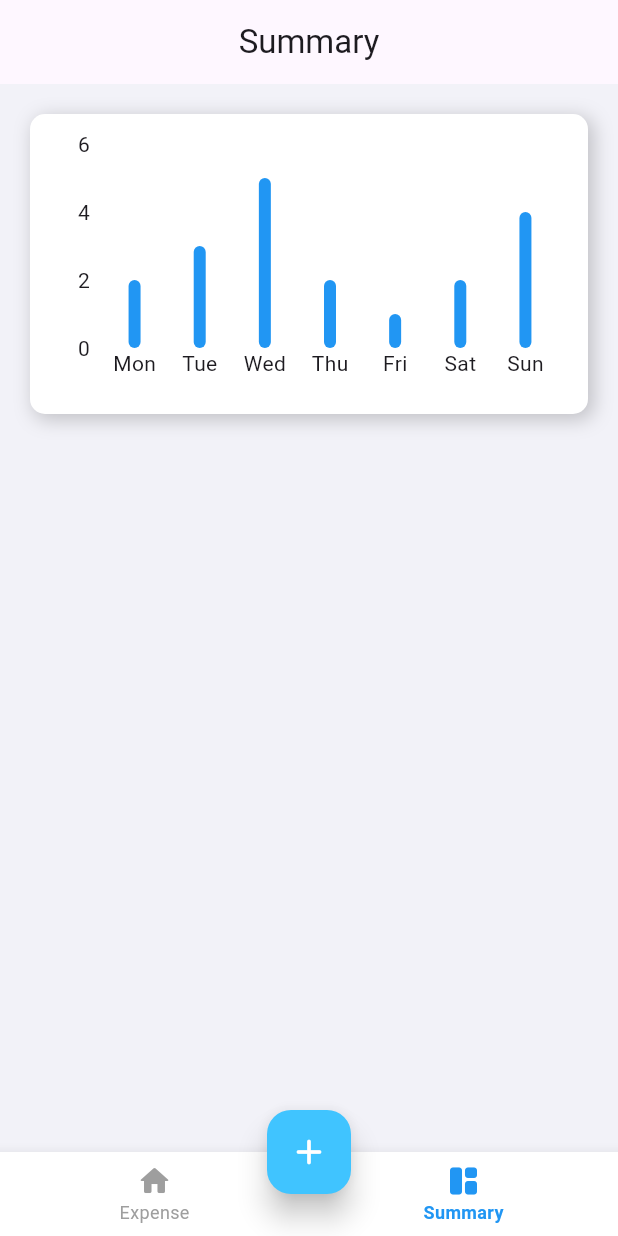
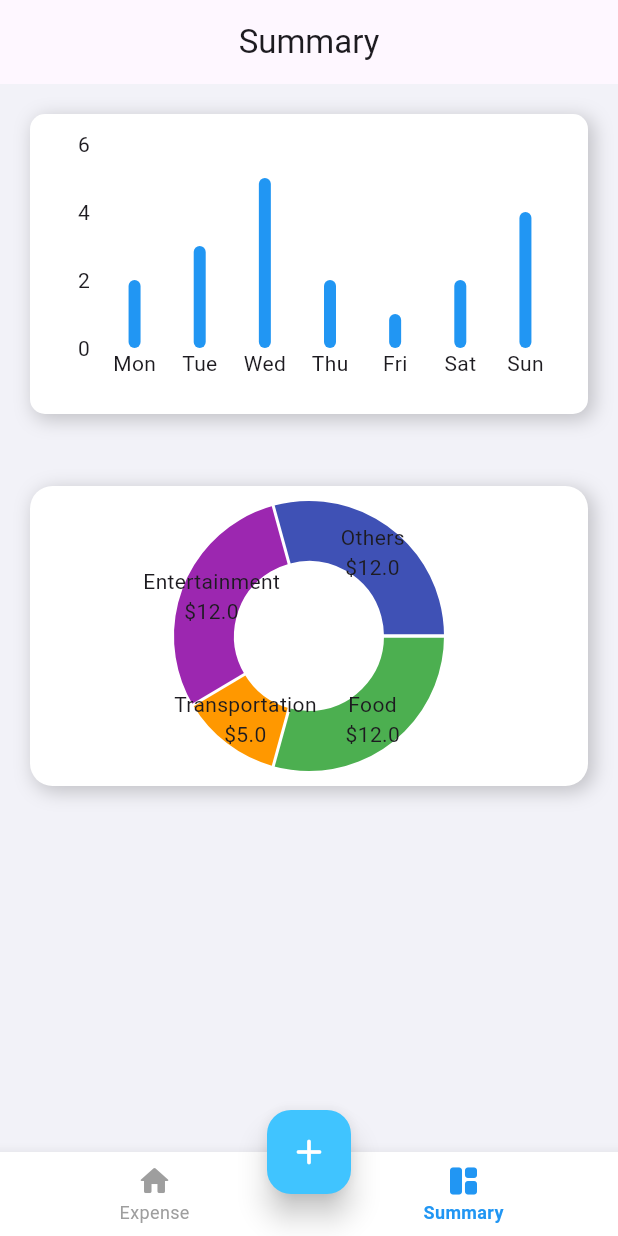
Before and after one commit to Sovandaa/Flutter-ExpenseTrackerApp, a Flutter app: the screen it shows after launch, item 2 of the bottom bar chosen, on a phone screen of 412 x 824 dp. Run offline on Flutter 3.47's test engine with Material 3 defaults, Android fonts, the phone set to English and light mode, and no system bars; drawn by our look-alikes of fl_chart.

Commit message:
update summary and model

```diff
--- a/lib/models/expense.dart
+++ b/lib/models/expense.dart
@@ -1,4 +1,5 @@
 import 'package:expense_app/models/category.dart';
+import 'package:fl_chart/fl_chart.dart';
 // import 'package:uuid/uuid.dart';
 // const uuid = Uuid();
 
@@ -43,8 +44,13 @@ class ExpenseList {
     expenses.removeWhere((expense) => expense.id == id);
   }
 
+  void clear() {
+    expenses.clear();
+  }
+
   void updateExpense(Expense updatedExpense) {
-    int index = expenses.indexWhere((expense) => expense.id == updatedExpense.id);
+    int index =
+        expenses.indexWhere((expense) => expense.id == updatedExpense.id);
     if (index != -1) {
       expenses[index] = updatedExpense;
     }
@@ -66,7 +72,30 @@ class ExpenseList {
     return weeklyExpenses;
   }
 
-  void clear() {
-    expenses.clear();
+  List<PieChartExpenseData> calculatePieChartData() {
+    List<PieChartExpenseData> pieData = [];
+
+    // loop in all categories to get total amount of each
+    for (Category category in Category.values) {
+      double totalAmount = 0;
+      for (Expense expense in expenses) {
+        if (expense.category == category) {
+          totalAmount += expense.amount;
+        }
+      }
+
+      if (totalAmount > 0) {
+        pieData.add(PieChartExpenseData(category: category, totalAmount: totalAmount));
+      }
+    }
+
+    return pieData;
   }
 }
+
+class PieChartExpenseData {
+  final Category category;
+  final double totalAmount;
+
+  PieChartExpenseData({required this.category, required this.totalAmount});
+}
--- a/lib/screens/HomeExpenseScreen/expenses_item.dart
+++ b/lib/screens/HomeExpenseScreen/expenses_item.dart
@@ -85,6 +85,7 @@ class ExpenseItem extends StatelessWidget {
           child: SizedBox(
             height: 70,
             child: Card(
+              color: Colors.white,
               shape: RoundedRectangleBorder(
                 borderRadius: BorderRadius.circular(10),
               ),
--- a/lib/screens/MainScreen/main_screen.dart
+++ b/lib/screens/MainScreen/main_screen.dart
@@ -15,7 +15,7 @@ class MainScreen extends StatefulWidget {
 
 class _MainScreenState extends State<MainScreen> {
   int _currentIndex = 0;
-  List<Expense> expenses = List.from(expensesData); // Copy the initial data
+  List<Expense> expenses = List.from(expensesData); // pass the initial data
 
   late List<Widget> _screens;
 
@@ -24,7 +24,8 @@ class _MainScreenState extends State<MainScreen> {
     super.initState();
     _screens = [
       ExpenseScreen(expenses: expenses), // Pass the current list of expenses
-      SummaryScreen(),
+      // SummaryScreen(),
+      SummaryScreen(expenses: expenses),
     ];
   }
 
--- /dev/null
+++ b/lib/screens/SummaryScreen/pie_chart.dart
@@ -0,0 +1,49 @@
+import 'package:expense_app/models/expense.dart';
+import 'package:fl_chart/fl_chart.dart';
+import 'package:flutter/material.dart';
+
+class ExpensePieChart extends StatelessWidget {
+  const ExpensePieChart({super.key, required this.expenses});
+
+  final List<Expense> expenses;
+
+  @override
+  Widget build(BuildContext context) {
+    final expenseList = ExpenseList();
+    expenseList.expenses = expenses;
+    final pieChartExpense = expenseList.calculatePieChartData();
+
+    return Container(
+        height: 200,
+        padding: EdgeInsets.all(10),
+        decoration: BoxDecoration(
+          borderRadius: BorderRadius.circular(15),
+          color: Colors.white,
+          boxShadow: [
+            BoxShadow(
+              color: Colors.black.withOpacity(0.2),
+              spreadRadius: 1,
+              blurRadius: 10,
+              offset: const Offset(3, 3),
+            ),
+          ],
+        ),
+
+        child: PieChart(
+          swapAnimationCurve: Curves.easeInOutQuint,
+          // curve: Curves.easeInOutQuint,
+          // duration: Duration(milliseconds: 750),
+          PieChartData(
+            sections: pieChartExpense.map((data) {
+              return PieChartSectionData(
+                color: data.category.color,
+                value: data.totalAmount,
+                title:
+                    '${data.category.label}\n\$${data.totalAmount.toStringAsFixed(1)}',
+              );
+            }).toList(),
+          ),
+        )
+      );
+  }
+}
--- a/lib/screens/SummaryScreen/summary_screen.dart
+++ b/lib/screens/SummaryScreen/summary_screen.dart
@@ -1,13 +1,18 @@
-
+import 'package:expense_app/models/expense.dart';
 import 'package:expense_app/screens/SummaryScreen/expense_bar_graph.dart';
+import 'package:expense_app/screens/SummaryScreen/pie_chart.dart';
+import 'package:fl_chart/fl_chart.dart';
 import 'package:flutter/material.dart';
 
 class SummaryScreen extends StatelessWidget {
-  const SummaryScreen({super.key,});
-  // final ExpenseList expenseList;
+  const SummaryScreen({
+    super.key, required this.expenses,
+  });
+  final List<Expense> expenses;
 
   @override
   Widget build(BuildContext context) {
+
     return Scaffold(
       backgroundColor: Color(0xFFF2F2F8),
       body: Column(
@@ -21,10 +26,10 @@ class SummaryScreen extends StatelessWidget {
                 borderRadius: BorderRadius.circular(10),
                 boxShadow: [
                   BoxShadow(
-                      color: Colors.black.withOpacity(0.2),
-                      spreadRadius: 1,
-                      blurRadius: 10,
-                      offset: const Offset(3, 3),
+                    color: Colors.black.withOpacity(0.2),
+                    spreadRadius: 1,
+                    blurRadius: 10,
+                    offset: const Offset(3, 3),
                   ),
                 ],
               ), // Set the desired height here
@@ -32,8 +37,82 @@ class SummaryScreen extends StatelessWidget {
             ),
           ),
           SizedBox(height: 8),
+
+          // Pie Chart Expense
+          Padding(
+            padding: EdgeInsets.all(20),
+            child: ExpensePieChart(expenses: expenses),
+          ),
+
         ],
       ),
     );
   }
 }
+
+
+// import 'package:expense_app/models/expense.dart';
+// import 'package:expense_app/screens/SummaryScreen/expense_bar_graph.dart';
+// import 'package:fl_chart/fl_chart.dart';
+// import 'package:flutter/material.dart';
+
+// class SummaryScreen extends StatelessWidget {
+//   const SummaryScreen({
+//     super.key, required this.expense,
+//   });
+//   final List<Expense> expense;
+
+//   @override
+//   Widget build(BuildContext context) {
+//     final expenseList = ExpenseList();
+//     expenseList.expenses = expense;
+//     final pieChartExpense = expenseList.calculatePieChartData();
+
+//     return Scaffold(
+//       backgroundColor: Color(0xFFF2F2F8),
+//       body: Column(
+//         children: [
+//           Padding(
+//             padding: EdgeInsets.all(20),
+//             child: Container(
+//               height: 200,
+//               decoration: BoxDecoration(
+//                 color: Colors.white,
+//                 borderRadius: BorderRadius.circular(10),
+//                 boxShadow: [
+//                   BoxShadow(
+//                     color: Colors.black.withOpacity(0.2),
+//                     spreadRadius: 1,
+//                     blurRadius: 10,
+//                     offset: const Offset(3, 3),
+//                   ),
+//                 ],
+//               ), // Set the desired height here
+//               child: ExpenseBarGraph(),
+//             ),
+//           ),
+//           SizedBox(height: 8),
+
+//           // Pie Chart Expense
+//           Padding(
+//             padding: const EdgeInsets.all(20),
+//             child: PieChart(
+//               swapAnimationCurve: Curves.easeInOutQuint,
+//               swapAnimationDuration: Duration(milliseconds: 750),
+//               PieChartData(
+//                 sections: pieChartExpense.map((data) {
+//                   return PieChartSectionData(
+//                     color: data.category.color,
+//                     value: data.totalAmount,
+//                     title:
+//                         '${data.category.label}\n${data.totalAmount.toStringAsFixed(2)}',
+//                   );
+//                 }).toList(),
+//               ),
+//             ),
+//           )
+//         ],
+//       ),
+//     );
+//   }
+// }
```
